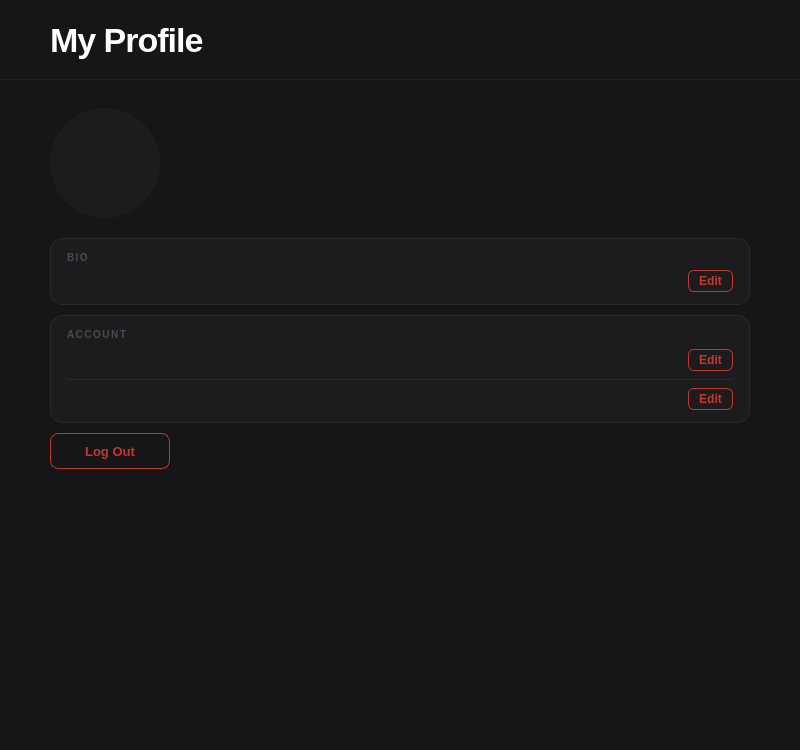
This is src/ui/profile/profile.ui in DIDimov24/Aethera as Qt 5 draws it before an edit. The edited form follows.
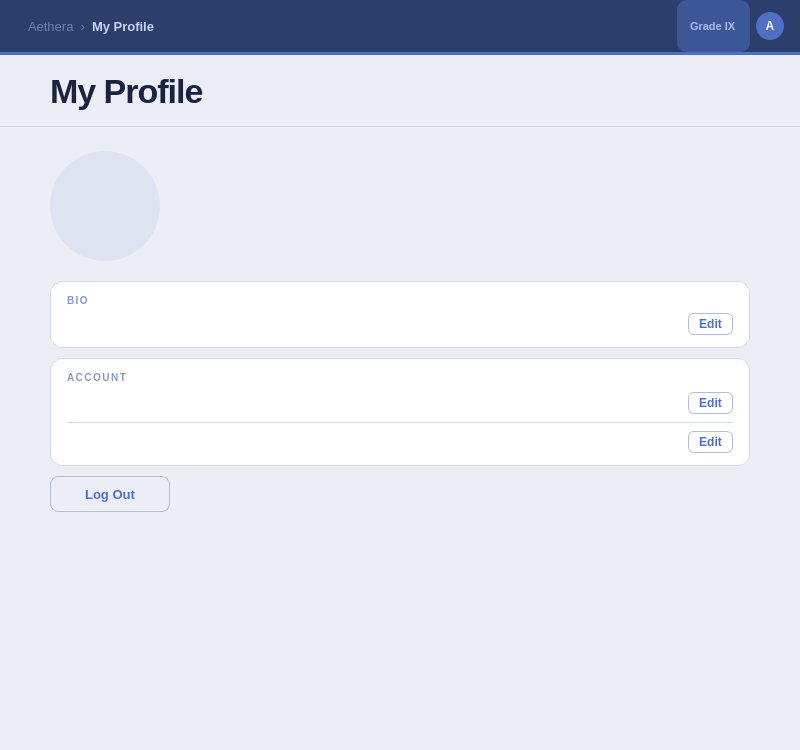
This is the edited form.

Commit message: Change color palette and fix ui bugs, close #26

```diff
--- a/src/ui/profile/profile.ui
+++ b/src/ui/profile/profile.ui
@@ -6,30 +6,37 @@
   <property name="windowTitle"><string>Profile</string></property>
   <property name="styleSheet">
    <string notr="true">
-QWidget#Profile { background-color: #161618; }
-QWidget#profileHeader { background-color: #161618; border-bottom: 1px solid #222224; }
-QLabel#labelProfileTitle { color: #ffffff; font-size: 34px; font-weight: 700; letter-spacing: -1px; }
-QScrollArea#scrollAreaProfile { background-color: #161618; border: none; }
-QWidget#scrollContentProfile { background-color: #161618; }
-QScrollBar:vertical { background: #0f0e1a; width: 8px; border-radius: 4px; }
-QScrollBar::handle:vertical { background: #2e2c50; border-radius: 4px; min-height: 30px; }
+QWidget#Profile { background-color: #eceef5; }
+QWidget#topBar { background-color: #2c3e6b; }
+QLabel#labelTopBarPage { color: #c8d4f0; font-size: 13px; font-weight: 600; }
+QLabel#labelTopBarBreadcrumb { color: rgba(200,212,240,0.45); font-size: 13px; }
+QLabel#labelTopBarGrade { color: #a8bce8; font-size: 11px; font-weight: 600; background-color: rgba(79,111,196,0.5); border-radius: 10px; padding: 2px 10px; }
+QWidget#labelTopBarAvatar { background-color: #4f6fc4; border-radius: 14px; min-width: 28px; max-width: 28px; min-height: 28px; max-height: 28px; }
+QLabel#labelTopBarAvatarText { color: #ffffff; font-size: 12px; font-weight: 700; background: transparent; }
+QWidget#topBarLine { background-color: #4f6fc4; }
+QWidget#profileHeader { background-color: #eceef5; border-bottom: 1px solid #d4d8ea; }
+QLabel#labelProfileTitle { color: #1a2440; font-size: 34px; font-weight: 700; letter-spacing: -1px; }
+QScrollArea#scrollAreaProfile { background-color: #eceef5; border: none; }
+QWidget#scrollContentProfile { background-color: #eceef5; }
+QScrollBar:vertical { background: #eceef5; width: 8px; border-radius: 4px; }
+QScrollBar::handle:vertical { background: #c0c8e0; border-radius: 4px; min-height: 30px; }
 QScrollBar::add-line:vertical, QScrollBar::sub-line:vertical { height: 0; }
-QPushButton#avatarCircle { min-width: 110px; max-width: 110px; min-height: 110px; max-height: 110px; background-color: #1c1c1f; border-radius: 55px; border: none; padding: 0px; }
+QPushButton#avatarCircle { min-width: 110px; max-width: 110px; min-height: 110px; max-height: 110px; background-color: #dde3f0; border-radius: 55px; border: none; padding: 0px; }
 QPushButton#buttonLogout {
-    background-color: transparent; color: #c0392b; border: 1px solid #c0392b;
+    background-color: transparent; color: #4f6fc4; border: 1px solid #b0bcd8;
     border-radius: 8px; padding: 8px 20px; font-size: 13px; font-weight: 600;
 }
-QPushButton#buttonLogout:hover { background-color: rgba(192, 57, 43, 0.12); }
-QLabel#labelHeroUsername { color: #ffffff; font-size: 22px; font-weight: 700; }
-QLabel#labelHeroGrade { color: #6b6b76; font-size: 13px; }
-QLabel#labelSectionBio, QLabel#labelSectionAccount { color: #4a4a52; font-size: 10px; font-weight: 600; letter-spacing: 1.5px; }
-QLabel#labelBioText { font-size: 14px; }
-QLabel#labelFieldUsername, QLabel#labelFieldGrade { color: #6b6b76; font-size: 13px; min-width: 80px; max-width: 80px; }
-QLabel#labelAccountValueUsername, QLabel#labelAccountValueGrade { color: #ffffff; font-size: 14px; }
-QFrame#bioCard, QFrame#accountCard { background-color: #1c1c1f; border-radius: 12px; border: 1px solid #2a2a2d; }
-QFrame#innerDivider { background-color: #2a2a2d; min-height: 1px; max-height: 1px; border: none; }
+QPushButton#buttonLogout:hover { background-color: #eef1fb; border-color: #4f6fc4; }
+QLabel#labelHeroUsername { color: #1a2440; font-size: 22px; font-weight: 700; }
+QLabel#labelHeroGrade { color: #8898c0; font-size: 13px; }
+QLabel#labelSectionBio, QLabel#labelSectionAccount { color: #8898c0; font-size: 10px; font-weight: 700; letter-spacing: 1.5px; }
+QLabel#labelBioText { font-size: 14px; color: #3a4a70; background: transparent; }
+QLabel#labelFieldUsername, QLabel#labelFieldGrade { color: #8898c0; font-size: 13px; min-width: 80px; max-width: 80px; }
+QLabel#labelAccountValueUsername, QLabel#labelAccountValueGrade { color: #1a2440; font-size: 14px; }
+QFrame#bioCard, QFrame#accountCard { background-color: #ffffff; border-radius: 12px; border: 1px solid #d4d8ea; }
+QFrame#innerDivider { background-color: #d4d8ea; min-height: 1px; max-height: 1px; border: none; }
 QPushButton#buttonEditBio, QPushButton#buttonEditUsername, QPushButton#buttonEditGrade {
-    background-color: transparent; color: #c0392b; border: 1px solid #c0392b;
+    background-color: transparent; color: #4f6fc4; border: 1px solid #b0bcd8;
     border-radius: 6px; padding: 3px 10px; font-size: 12px; font-weight: 600;
 }
 QPushButton#buttonEditBio:hover, QPushButton#buttonEditUsername:hover, QPushButton#buttonEditGrade:hover {
@@ -43,26 +50,45 @@
    <property name="topMargin"><number>0</number></property>
    <property name="rightMargin"><number>0</number></property>
    <property name="bottomMargin"><number>0</number></property>
+
+   <item>
+    <widget class="QWidget" name="topBar" native="true">
+     <property name="minimumSize"><size><width>0</width><height>52</height></size></property>
+     <property name="maximumSize"><size><width>16777215</width><height>52</height></size></property>
+     <layout class="QHBoxLayout" name="topBarLayout">
+      <property name="leftMargin"><number>28</number></property><property name="topMargin"><number>0</number></property><property name="rightMargin"><number>16</number></property><property name="bottomMargin"><number>0</number></property>
+      <item><widget class="QLabel" name="labelTopBarBreadcrumb"><property name="text"><string>Aethera  ›</string></property></widget></item>
+      <item><widget class="QLabel" name="labelTopBarPage"><property name="text"><string>My Profile</string></property></widget></item>
+      <item><spacer name="s"><property name="orientation"><enum>Qt::Orientation::Horizontal</enum></property><property name="sizeHint" stdset="0"><size><width>40</width><height>20</height></size></property></spacer></item>
+      <item><widget class="QLabel" name="labelTopBarGrade"><property name="text"><string>Grade IX</string></property></widget></item>
+      <item>
+       <widget class="QWidget" name="labelTopBarAvatar" native="true">
+        <widget class="QLabel" name="labelTopBarAvatarText">
+         <property name="geometry"><rect><x>0</x><y>0</y><width>28</width><height>28</height></rect></property>
+         <property name="text"><string>A</string></property>
+         <property name="alignment"><set>Qt::AlignmentFlag::AlignCenter</set></property>
+        </widget>
+       </widget>
+      </item>
+     </layout>
+    </widget>
+   </item>
+
+   <item>
+    <widget class="QWidget" name="topBarLine" native="true">
+     <property name="minimumSize"><size><width>0</width><height>3</height></size></property>
+     <property name="maximumSize"><size><width>16777215</width><height>3</height></size></property>
+    </widget>
+   </item>
+
    <item>
     <widget class="QWidget" name="profileHeader" native="true">
-     <property name="minimumSize"><size><width>0</width><height>80</height></size></property>
-     <property name="maximumSize"><size><width>16777215</width><height>80</height></size></property>
+     <property name="minimumSize"><size><width>0</width><height>72</height></size></property>
+     <property name="maximumSize"><size><width>16777215</width><height>72</height></size></property>
      <layout class="QHBoxLayout" name="profileHeaderLayout">
-      <property name="leftMargin"><number>50</number></property>
-      <property name="topMargin"><number>0</number></property>
-      <property name="rightMargin"><number>50</number></property>
-      <property name="bottomMargin"><number>0</number></property>
-      <item>
-       <widget class="QLabel" name="labelProfileTitle">
-        <property name="text"><string>My Profile</string></property>
-       </widget>
-      </item>
-      <item>
-       <spacer name="profileHeaderSpacer">
-        <property name="orientation"><enum>Qt::Orientation::Horizontal</enum></property>
-        <property name="sizeHint" stdset="0"><size><width>40</width><height>20</height></size></property>
-       </spacer>
-      </item>
+      <property name="leftMargin"><number>50</number></property><property name="topMargin"><number>0</number></property><property name="rightMargin"><number>50</number></property><property name="bottomMargin"><number>0</number></property>
+      <item><widget class="QLabel" name="labelProfileTitle"><property name="text"><string>My Profile</string></property></widget></item>
+      <item><spacer name="profileHeaderSpacer"><property name="orientation"><enum>Qt::Orientation::Horizontal</enum></property><property name="sizeHint" stdset="0"><size><width>40</width><height>20</height></size></property></spacer></item>
      </layout>
     </widget>
    </item>
@@ -75,7 +101,7 @@
       <layout class="QVBoxLayout" name="layoutProfileContent">
        <property name="spacing"><number>0</number></property>
        <property name="leftMargin"><number>50</number></property>
-       <property name="topMargin"><number>28</number></property>
+       <property name="topMargin"><number>24</number></property>
        <property name="rightMargin"><number>50</number></property>
        <property name="bottomMargin"><number>40</number></property>
        <item>
@@ -89,20 +115,10 @@
            <item><widget class="QLabel" name="labelHeroGrade"/></item>
           </layout>
          </item>
-         <item>
-          <spacer name="heroHSpacer">
-           <property name="orientation"><enum>Qt::Orientation::Horizontal</enum></property>
-           <property name="sizeHint" stdset="0"><size><width>40</width><height>20</height></size></property>
-          </spacer>
-         </item>
+         <item><spacer name="heroHSpacer"><property name="orientation"><enum>Qt::Orientation::Horizontal</enum></property><property name="sizeHint" stdset="0"><size><width>40</width><height>20</height></size></property></spacer></item>
         </layout>
        </item>
-       <item>
-        <widget class="QWidget" name="gapHeroCards" native="true">
-         <property name="minimumSize"><size><width>0</width><height>20</height></size></property>
-         <property name="maximumSize"><size><width>16777215</width><height>20</height></size></property>
-        </widget>
-       </item>
+       <item><widget class="QWidget" name="gapHeroCards" native="true"><property name="minimumSize"><size><width>0</width><height>20</height></size></property><property name="maximumSize"><size><width>16777215</width><height>20</height></size></property></widget></item>
        <item>
         <widget class="QFrame" name="bioCard">
          <layout class="QVBoxLayout" name="layoutBioCard">
@@ -115,25 +131,15 @@
           <item>
            <layout class="QHBoxLayout" name="layoutBioRow">
             <property name="spacing"><number>12</number></property>
-            <item><widget class="QLabel" name="labelBioText"/></item>
-            <item>
-             <spacer name="bioSpacer">
-              <property name="orientation"><enum>Qt::Orientation::Horizontal</enum></property>
-              <property name="sizeHint" stdset="0"><size><width>40</width><height>20</height></size></property>
-             </spacer>
-            </item>
+            <item><widget class="QLabel" name="labelBioText"><property name="wordWrap"><bool>true</bool></property></widget></item>
+            <item><spacer name="bioSpacer"><property name="orientation"><enum>Qt::Orientation::Horizontal</enum></property><property name="sizeHint" stdset="0"><size><width>40</width><height>20</height></size></property></spacer></item>
             <item><widget class="QPushButton" name="buttonEditBio"><property name="text"><string>Edit</string></property></widget></item>
            </layout>
           </item>
          </layout>
         </widget>
        </item>
-       <item>
-        <widget class="QWidget" name="gapCards" native="true">
-         <property name="minimumSize"><size><width>0</width><height>10</height></size></property>
-         <property name="maximumSize"><size><width>16777215</width><height>10</height></size></property>
-        </widget>
-       </item>
+       <item><widget class="QWidget" name="gapCards" native="true"><property name="minimumSize"><size><width>0</width><height>10</height></size></property><property name="maximumSize"><size><width>16777215</width><height>10</height></size></property></widget></item>
        <item>
         <widget class="QFrame" name="accountCard">
          <layout class="QVBoxLayout" name="layoutAccountCard">
@@ -143,65 +149,34 @@
           <property name="rightMargin"><number>16</number></property>
           <property name="bottomMargin"><number>12</number></property>
           <item><widget class="QLabel" name="labelSectionAccount"><property name="text"><string>ACCOUNT</string></property></widget></item>
-          <item>
-           <widget class="QWidget" name="accountTopGap" native="true">
-            <property name="minimumSize"><size><width>0</width><height>8</height></size></property>
-            <property name="maximumSize"><size><width>16777215</width><height>8</height></size></property>
-           </widget>
-          </item>
+          <item><widget class="QWidget" name="accountTopGap" native="true"><property name="minimumSize"><size><width>0</width><height>8</height></size></property><property name="maximumSize"><size><width>16777215</width><height>8</height></size></property></widget></item>
           <item>
            <layout class="QHBoxLayout" name="layoutAccountRow1">
             <property name="spacing"><number>12</number></property>
             <item><widget class="QLabel" name="labelFieldUsername"/></item>
             <item><widget class="QLabel" name="labelAccountValueUsername"/></item>
-            <item>
-             <spacer name="accountRow1Spacer">
-              <property name="orientation"><enum>Qt::Orientation::Horizontal</enum></property>
-              <property name="sizeHint" stdset="0"><size><width>40</width><height>20</height></size></property>
-             </spacer>
-            </item>
+            <item><spacer name="accountRow1Spacer"><property name="orientation"><enum>Qt::Orientation::Horizontal</enum></property><property name="sizeHint" stdset="0"><size><width>40</width><height>20</height></size></property></spacer></item>
             <item><widget class="QPushButton" name="buttonEditUsername"><property name="text"><string>Edit</string></property></widget></item>
            </layout>
           </item>
-          <item>
-           <widget class="QWidget" name="divGapTop" native="true">
-            <property name="minimumSize"><size><width>0</width><height>8</height></size></property>
-            <property name="maximumSize"><size><width>16777215</width><height>8</height></size></property>
-           </widget>
-          </item>
+          <item><widget class="QWidget" name="divGapTop" native="true"><property name="minimumSize"><size><width>0</width><height>8</height></size></property><property name="maximumSize"><size><width>16777215</width><height>8</height></size></property></widget></item>
           <item><widget class="QFrame" name="innerDivider"/></item>
-          <item>
-           <widget class="QWidget" name="divGapBottom" native="true">
-            <property name="minimumSize"><size><width>0</width><height>8</height></size></property>
-            <property name="maximumSize"><size><width>16777215</width><height>8</height></size></property>
-           </widget>
-          </item>
+          <item><widget class="QWidget" name="divGapBottom" native="true"><property name="minimumSize"><size><width>0</width><height>8</height></size></property><property name="maximumSize"><size><width>16777215</width><height>8</height></size></property></widget></item>
           <item>
            <layout class="QHBoxLayout" name="layoutAccountRow2">
             <property name="spacing"><number>12</number></property>
             <item><widget class="QLabel" name="labelFieldGrade"/></item>
             <item><widget class="QLabel" name="labelAccountValueGrade"/></item>
-            <item>
-             <spacer name="accountRow2Spacer">
-              <property name="orientation"><enum>Qt::Orientation::Horizontal</enum></property>
-              <property name="sizeHint" stdset="0"><size><width>40</width><height>20</height></size></property>
-             </spacer>
-            </item>
+            <item><spacer name="accountRow2Spacer"><property name="orientation"><enum>Qt::Orientation::Horizontal</enum></property><property name="sizeHint" stdset="0"><size><width>40</width><height>20</height></size></property></spacer></item>
             <item><widget class="QPushButton" name="buttonEditGrade"><property name="text"><string>Edit</string></property></widget></item>
            </layout>
           </item>
          </layout>
         </widget>
        </item>
-       <item>
-        <widget class="QWidget" name="gapAccountLogout" native="true">
-         <property name="minimumSize"><size><width>0</width><height>10</height></size></property>
-         <property name="maximumSize"><size><width>16777215</width><height>10</height></size></property>
-        </widget>
-       </item>
+       <item><widget class="QWidget" name="gapAccountLogout" native="true"><property name="minimumSize"><size><width>0</width><height>10</height></size></property><property name="maximumSize"><size><width>16777215</width><height>10</height></size></property></widget></item>
        <item>
         <layout class="QHBoxLayout" name="layoutLogoutRow">
-         <property name="spacing"><number>0</number></property>
          <item>
           <widget class="QPushButton" name="buttonLogout">
            <property name="maximumSize"><size><width>120</width><height>36</height></size></property>
@@ -210,20 +185,10 @@
            <property name="cursor"><cursorShape>PointingHandCursor</cursorShape></property>
           </widget>
          </item>
-         <item>
-          <spacer name="logoutRightSpacer">
-           <property name="orientation"><enum>Qt::Orientation::Horizontal</enum></property>
-           <property name="sizeHint" stdset="0"><size><width>40</width><height>20</height></size></property>
-          </spacer>
-         </item>
+         <item><spacer name="logoutRightSpacer"><property name="orientation"><enum>Qt::Orientation::Horizontal</enum></property><property name="sizeHint" stdset="0"><size><width>40</width><height>20</height></size></property></spacer></item>
         </layout>
        </item>
-       <item>
-        <spacer name="bottomSpacer">
-         <property name="orientation"><enum>Qt::Orientation::Vertical</enum></property>
-         <property name="sizeHint" stdset="0"><size><width>20</width><height>40</height></size></property>
-        </spacer>
-       </item>
+       <item><spacer name="bottomSpacer"><property name="orientation"><enum>Qt::Orientation::Vertical</enum></property><property name="sizeHint" stdset="0"><size><width>20</width><height>40</height></size></property></spacer></item>
       </layout>
      </widget>
     </widget>
```
Left out of the diff: 15 changed lines with no effect on the pictures. The commit also changes 22 other files.
